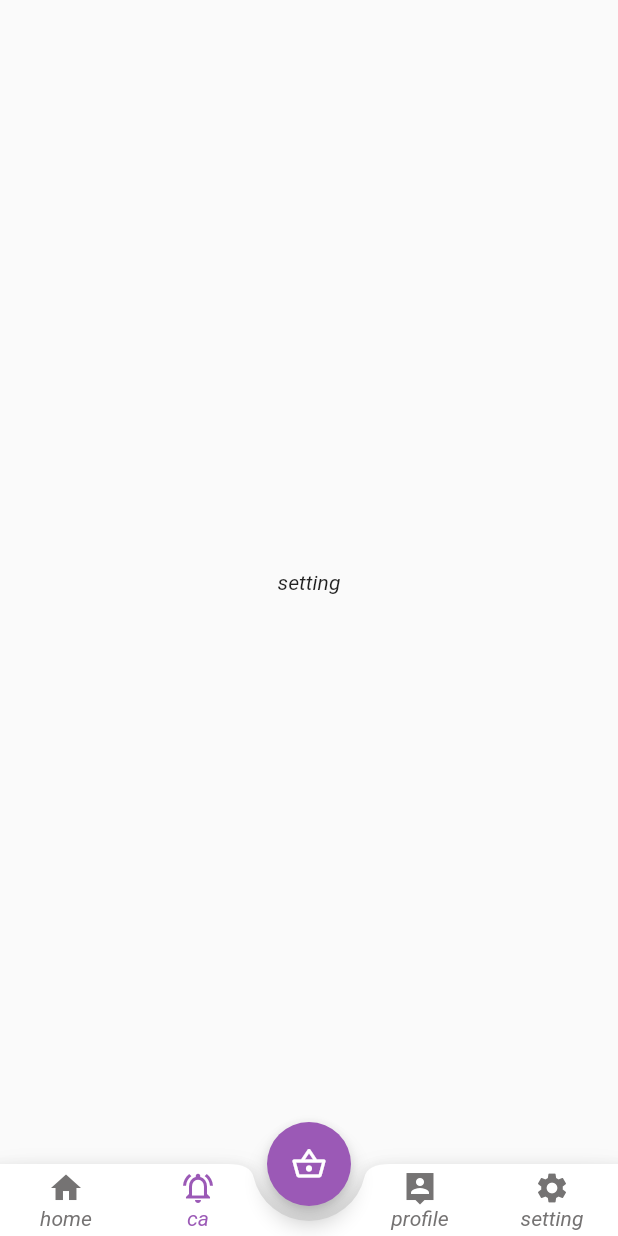
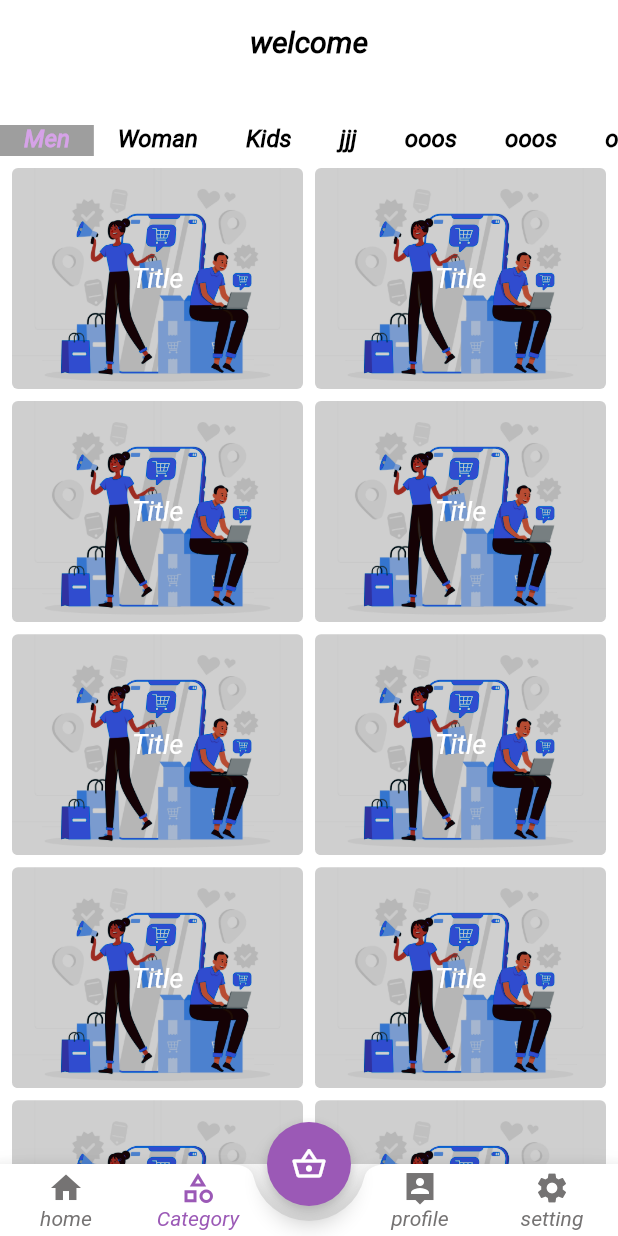
Before and after one commit to abokhlil/tasawwok, a Flutter app: the HomeScreen screen opened by its route, item 2 of the bottom bar chosen, on a phone screen of 412 x 824 dp. Run offline on Flutter 3.47's test engine with Material 2 defaults, Android fonts, the phone set to English and light mode, and no system bars; our stand-ins replace dartz, flutter_otp_text_field, get, lottie, shared_preferences; accounts and stored records are empty; project files that could hold a hidden picture were left out.

Commit message:
category

```diff
--- a/lib/controller/auth/fotgetpassword/forgetpassword_controller.dart
+++ b/lib/controller/auth/fotgetpassword/forgetpassword_controller.dart
@@ -45,7 +45,6 @@ class ForgetPasswordControllerImp extends ForgetPasswordController {
         }
       }
       update();
-    }
-    ;
+    };
   }
 }
--- a/lib/controller/homescreen_controller.dart
+++ b/lib/controller/homescreen_controller.dart
@@ -1,30 +1,19 @@
 import 'package:flutter/material.dart';
-
-
 import 'package:get/get_state_manager/get_state_manager.dart';
-
 import '../view/screen/home.dart';
+import '../view/screen/itemes.dart';
 import '../view/screen/settings.dart';
 
+abstract class HomeScreenController extends GetxController {
+  changePage(int currentpage);
+}
 
-abstract class HomeScreenController extends GetxController{
-  changePage(int currentpage);
-
-
-}
-class HomeScreenControllerImp extends HomeScreenController{
-  int currentpage =0;
-  List<Widget>listPage =[
+class HomeScreenControllerImp extends HomeScreenController {
+  int currentpage = 0;
+  List<Widget> listPage = [
     const HomePage(),
+    const Itemes(),
     Column(
-      mainAxisAlignment: MainAxisAlignment.center,
-      children: [
-        Center(
-          child: Text('setting'),
-        ),
-      ],
-    ),
-     Column(
       mainAxisAlignment: MainAxisAlignment.center,
       children: [
         Center(
@@ -34,17 +23,16 @@ class HomeScreenControllerImp extends HomeScreenController{
     ),
     Settings(),
   ];
-  List bottomappbar =[
-   {"title":"home","icon":Icons.home},
-   {"title":"ca","icon":Icons.notifications_active_outlined},
-   {"title":"profile","icon":Icons.person_pin_sharp},
-   {"title":"setting","icon":Icons.settings},
+  List bottomappbar = [
+    {"title": "home", "icon": Icons.home},
+    {"title": "Category", "icon": Icons.category_outlined},
+    {"title": "profile", "icon": Icons.person_pin_sharp},
+    {"title": "setting", "icon": Icons.settings},
   ];
 
   @override
   changePage(int i) {
-   currentpage =i;
-   update();
+    currentpage = i;
+    update();
   }
-
 }
--- a/lib/routes.dart
+++ b/lib/routes.dart
@@ -19,9 +19,9 @@ import 'package:ecommerce_application/view/screen/settings.dart';
 import 'package:get/get.dart';
 
 List<GetPage<dynamic>>? routes = [
-  GetPage(name:"/", page:()=> const Language(), middlewares: [
-    MyMiddleWare(),
-  ]),
+  // GetPage(name:"/", page:()=> const Language(), middlewares: [
+  //   MyMiddleWare(),
+  // ]),
 
 
   GetPage(name:AppRoute.login, page:()=> const Login()),
@@ -33,7 +33,7 @@ List<GetPage<dynamic>>? routes = [
   GetPage(name:AppRoute.successSignUP, page:()=> const SuccessSignUp()),
   GetPage(name:AppRoute.verifyCodeSignUp, page:()=> const VerifyCodeSignUp()),
   GetPage(name:AppRoute.onboarding, page:()=> const OnBoarding()),
-  GetPage(name:AppRoute.homescreen, page:()=> const HomeScreen()),
+  GetPage(name:"/", page:()=> const HomeScreen()),
   GetPage(name:AppRoute.settings, page:()=> const Settings()),
   GetPage(name:AppRoute.details, page:()=> const Details()),
   GetPage(name:AppRoute.cart, page:()=> const Cart()),
--- /dev/null
+++ b/lib/view/screen/itemes.dart
@@ -0,0 +1,63 @@
+import 'package:ecommerce_application/view/screen/tabbar/categoryall.dart';
+import 'package:flutter/material.dart';
+import '../../core/constant/colors.dart';
+
+class Itemes extends StatelessWidget {
+  const Itemes({super.key});
+
+  @override
+  Widget build(BuildContext context) {
+    return DefaultTabController(
+        length: 9,
+        child: Scaffold(
+          backgroundColor: Colors.white,
+          appBar: AppBar(
+            backgroundColor: Colors.white,
+            elevation: 0,
+            centerTitle: true,
+            title: const Text(
+              "welcome",
+              style: TextStyle(
+                color: Colors.black,
+                fontWeight: FontWeight.bold,
+              ),
+            ),
+            bottom: const TabBar(
+                isScrollable: true,
+                indicator: BoxDecoration(color: AppColor.grey),
+                labelStyle: TextStyle(
+                  fontSize: 16,
+                  fontWeight: FontWeight.w600,
+                ),
+                unselectedLabelColor: Colors.black,
+                labelColor: AppColor.therdColor,
+                automaticIndicatorColorAdjustment: false,
+                tabs: [
+                  Text("Men"),
+                  Text("Woman"),
+                  Text("Kids"),
+                  Text("jjj"),
+                  Text("ooos"),
+                  Text("ooos"),
+                  Text("ooos"),
+                  Text("ooos"),
+                  Text("ooos"),
+                ]),
+          ),
+          body: const TabBarView(
+            children: [
+              //Text("All"),
+              CategoryAll(),
+              Text("Men"),
+              Text("Woman"),
+              Text("Kids"),
+              Text("Kids"),
+              Text("Kids"),
+              Text("Kids"),
+              Text("Kids"),
+              Text("Kids"),
+            ],
+          ),
+        ));
+  }
+}
--- /dev/null
+++ b/lib/view/screen/tabbar/categoryall.dart
@@ -0,0 +1,58 @@
+import 'package:flutter/material.dart';
+
+import '../../../core/constant/imageconstant.dart';
+
+
+class CategoryAll extends StatelessWidget {
+  const CategoryAll({
+    super.key,
+  });
+
+  @override
+  Widget build(BuildContext context) {
+    return Scaffold(
+      body: Container(
+        height: MediaQuery.of(context).size.height,
+        width: MediaQuery.of(context).size.width,
+        color: Colors.white,
+        child: GridView.builder(
+            padding: EdgeInsets.all(4.0),
+            scrollDirection: Axis.vertical,
+            gridDelegate: SliverGridDelegateWithFixedCrossAxisCount(
+                crossAxisCount: 2,
+                childAspectRatio: 1.3,
+                mainAxisSpacing: 0.0,
+                crossAxisSpacing: 0.0),
+            itemCount: 12,
+            itemBuilder: (context, index) {
+              return Padding(
+                padding: const EdgeInsets.all(4.0),
+                child: Stack(children: [
+                  Container(
+                    height: 150.0,
+                    width: MediaQuery.of(context).size.width,
+                    decoration: BoxDecoration(
+                        borderRadius: BorderRadius.circular(4.0),
+                        image: DecorationImage(
+                          image: AssetImage(AppImageAsset.onBoardingImageTwo),
+                          fit: BoxFit.cover,
+                          colorFilter: ColorFilter.mode(
+                              Color(0xFF303030), BlendMode.difference),
+                        )),
+                  ),
+                  Align(
+                    alignment: Alignment.center,
+                    child: Text.rich(TextSpan(children: [
+                      TextSpan(
+                          text: "Title",
+                          style:
+                              TextStyle(color: Colors.white, fontSize: 18.0))
+                    ])),
+                  ),
+                ]),
+              );
+            }),
+      ),
+    );
+  }
+}
```
